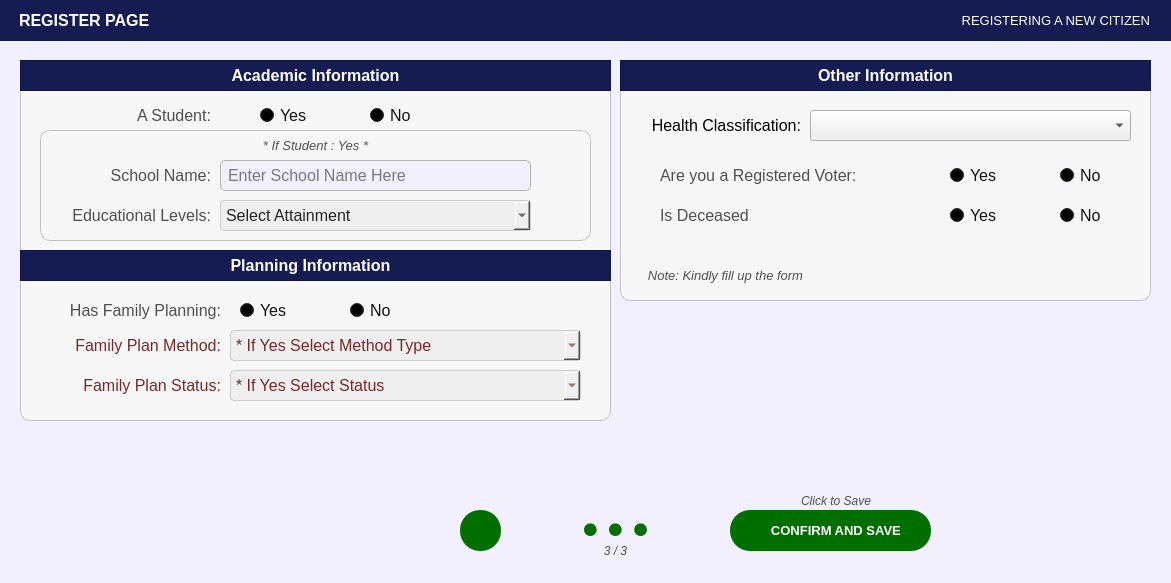
The window that Resources/UIs/PopUp/Screen_CitizenPanel/ScreenCitizenProfile/register_citizen_part_03.ui (Yohhannn/Barangay-Records-Statistics-System) describes before a commit, drawn with Qt 5.
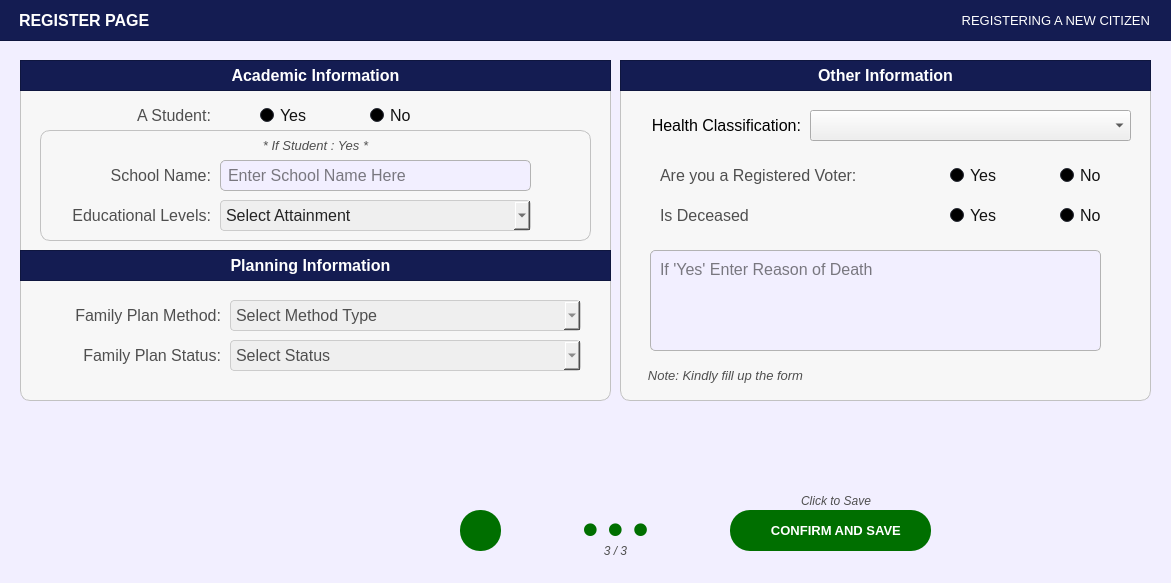
The same window after the commit. Icons and pictures are not drawn.

Commit message: updated-citizen-part

```diff
--- a/Resources/UIs/PopUp/Screen_CitizenPanel/ScreenCitizenProfile/register_citizen_part_03.ui
+++ b/Resources/UIs/PopUp/Screen_CitizenPanel/ScreenCitizenProfile/register_citizen_part_03.ui
@@ -502,7 +502,7 @@
      <x>620</x>
      <y>60</y>
      <width>531</width>
-     <height>241</height>
+     <height>341</height>
     </rect>
    </property>
    <property name="styleSheet">
@@ -572,7 +572,7 @@
     <property name="geometry">
      <rect>
       <x>10</x>
-      <y>200</y>
+      <y>300</y>
       <width>191</width>
       <height>31</height>
      </rect>
@@ -2727,6 +2727,36 @@
      <set>Qt::AlignmentFlag::AlignRight|Qt::AlignmentFlag::AlignTrailing|Qt::AlignmentFlag::AlignVCenter</set>
     </property>
    </widget>
+   <widget class="QPlainTextEdit" name="register_citizen_ReasonOfDeath">
+    <property name="geometry">
+     <rect>
+      <x>30</x>
+      <y>190</y>
+      <width>451</width>
+      <height>101</height>
+     </rect>
+    </property>
+    <property name="font">
+     <font>
+      <family>Arial</family>
+      <pointsize>12</pointsize>
+     </font>
+    </property>
+    <property name="styleSheet">
+     <string notr="true">#register_citizen_ReasonOfDeath{
+	border: 1px solid #b3b3b3;  /* Black border */
+    border-radius: 5px;        /* Rounded corners */
+    padding: 5px;               /* Inner spacing */
+    background-color: #f2efff;  /* Gray background */
+    color: #000000; 
+}
+
+</string>
+    </property>
+    <property name="placeholderText">
+     <string>If 'Yes' Enter Reason of Death</string>
+    </property>
+   </widget>
   </widget>
   <widget class="QFrame" name="basePopUpTitleFrame">
    <property name="geometry">
@@ -2862,7 +2892,7 @@
      <x>20</x>
      <y>60</y>
      <width>591</width>
-     <height>361</height>
+     <height>341</height>
     </rect>
    </property>
    <property name="styleSheet">
@@ -4250,1027 +4280,11 @@
      <string>Yes</string>
     </property>
    </widget>
-   <widget class="QLabel" name="register_citizen_labelFamilyPlanningMethod">
-    <property name="geometry">
-     <rect>
-      <x>20</x>
-      <y>230</y>
-      <width>181</width>
-      <height>41</height>
-     </rect>
-    </property>
-    <property name="font">
-     <font>
-      <family>Arial</family>
-      <pointsize>12</pointsize>
-      <bold>false</bold>
-     </font>
-    </property>
-    <property name="styleSheet">
-     <string notr="true">#register_citizen_labelFamilyPlanningMethod {
-	background-color: transparent;
-	color: #4f4f4f;
-}
-</string>
-    </property>
-    <property name="text">
-     <string>Has Family Planning:</string>
-    </property>
-    <property name="alignment">
-     <set>Qt::AlignmentFlag::AlignRight|Qt::AlignmentFlag::AlignTrailing|Qt::AlignmentFlag::AlignVCenter</set>
-    </property>
-   </widget>
-   <widget class="QRadioButton" name="radioButton_IsFamPlan_No">
-    <property name="geometry">
-     <rect>
-      <x>330</x>
-      <y>230</y>
-      <width>91</width>
-      <height>41</height>
-     </rect>
-    </property>
-    <property name="palette">
-     <palette>
-      <active>
-       <colorrole role="WindowText">
-        <brush brushstyle="SolidPattern">
-         <color alpha="255">
-          <red>255</red>
-          <green>255</green>
-          <blue>255</blue>
-         </color>
-        </brush>
-       </colorrole>
-       <colorrole role="Button">
-        <brush brushstyle="SolidPattern">
-         <color alpha="255">
-          <red>62</red>
-          <green>67</green>
-          <blue>83</blue>
-         </color>
-        </brush>
-       </colorrole>
-       <colorrole role="Light">
-        <brush brushstyle="SolidPattern">
-         <color alpha="255">
-          <red>93</red>
-          <green>101</green>
-          <blue>124</blue>
-         </color>
-        </brush>
-       </colorrole>
-       <colorrole role="Midlight">
-        <brush brushstyle="SolidPattern">
-         <color alpha="255">
-          <red>77</red>
-          <green>84</green>
-          <blue>103</blue>
-         </color>
-        </brush>
-       </colorrole>
-       <colorrole role="Dark">
-        <brush brushstyle="SolidPattern">
-         <color alpha="255">
-          <red>31</red>
-          <green>33</green>
-          <blue>41</blue>
-         </color>
-        </brush>
-       </colorrole>
-       <colorrole role="Mid">
-        <brush brushstyle="SolidPattern">
-         <color alpha="255">
-          <red>41</red>
-          <green>45</green>
-          <blue>55</blue>
-         </color>
-        </brush>
-       </colorrole>
-       <colorrole role="Text">
-        <brush brushstyle="SolidPattern">
-         <color alpha="255">
-          <red>255</red>
-          <green>255</green>
-          <blue>255</blue>
-         </color>
-        </brush>
-       </colorrole>
-       <colorrole role="BrightText">
-        <brush brushstyle="SolidPattern">
-         <color alpha="255">
-          <red>255</red>
-          <green>255</green>
-          <blue>255</blue>
-         </color>
-        </brush>
-       </colorrole>
-       <colorrole role="ButtonText">
-        <brush brushstyle="SolidPattern">
-         <color alpha="255">
-          <red>255</red>
-          <green>255</green>
-          <blue>255</blue>
-         </color>
-        </brush>
-       </colorrole>
-       <colorrole role="Base">
-        <brush brushstyle="SolidPattern">
-         <color alpha="255">
-          <red>0</red>
-          <green>0</green>
-          <blue>0</blue>
-         </color>
-        </brush>
-       </colorrole>
-       <colorrole role="Window">
-        <brush brushstyle="SolidPattern">
-         <color alpha="255">
-          <red>62</red>
-          <green>67</green>
-          <blue>83</blue>
-         </color>
-        </brush>
-       </colorrole>
-       <colorrole role="Shadow">
-        <brush brushstyle="SolidPattern">
-         <color alpha="255">
-          <red>0</red>
-          <green>0</green>
-          <blue>0</blue>
-         </color>
-        </brush>
-       </colorrole>
-       <colorrole role="AlternateBase">
-        <brush brushstyle="SolidPattern">
-         <color alpha="255">
-          <red>31</red>
-          <green>33</green>
-          <blue>41</blue>
-         </color>
-        </brush>
-       </colorrole>
-       <colorrole role="ToolTipBase">
-        <brush brushstyle="SolidPattern">
-         <color alpha="255">
-          <red>255</red>
-          <green>255</green>
-          <blue>220</blue>
-         </color>
-        </brush>
-       </colorrole>
-       <colorrole role="ToolTipText">
-        <brush brushstyle="SolidPattern">
-         <color alpha="255">
-          <red>0</red>
-          <green>0</green>
-          <blue>0</blue>
-         </color>
-        </brush>
-       </colorrole>
-       <colorrole role="PlaceholderText">
-        <brush brushstyle="SolidPattern">
-         <color alpha="127">
-          <red>255</red>
-          <green>255</green>
-          <blue>255</blue>
-         </color>
-        </brush>
-       </colorrole>
-       <colorrole role="Accent">
-        <brush brushstyle="SolidPattern">
-         <color alpha="255">
-          <red>85</red>
-          <green>170</green>
-          <blue>255</blue>
-         </color>
-        </brush>
-       </colorrole>
-      </active>
-      <inactive>
-       <colorrole role="WindowText">
-        <brush brushstyle="SolidPattern">
-         <color alpha="255">
-          <red>255</red>
-          <green>255</green>
-          <blue>255</blue>
-         </color>
-        </brush>
-       </colorrole>
-       <colorrole role="Button">
-        <brush brushstyle="SolidPattern">
-         <color alpha="255">
-          <red>62</red>
-          <green>67</green>
-          <blue>83</blue>
-         </color>
-        </brush>
-       </colorrole>
-       <colorrole role="Light">
-        <brush brushstyle="SolidPattern">
-         <color alpha="255">
-          <red>93</red>
-          <green>101</green>
-          <blue>124</blue>
-         </color>
-        </brush>
-       </colorrole>
-       <colorrole role="Midlight">
-        <brush brushstyle="SolidPattern">
-         <color alpha="255">
-          <red>77</red>
-          <green>84</green>
-          <blue>103</blue>
-         </color>
-        </brush>
-       </colorrole>
-       <colorrole role="Dark">
-        <brush brushstyle="SolidPattern">
-         <color alpha="255">
-          <red>31</red>
-          <green>33</green>
-          <blue>41</blue>
-         </color>
-        </brush>
-       </colorrole>
-       <colorrole role="Mid">
-        <brush brushstyle="SolidPattern">
-         <color alpha="255">
-          <red>41</red>
-          <green>45</green>
-          <blue>55</blue>
-         </color>
-        </brush>
-       </colorrole>
-       <colorrole role="Text">
-        <brush brushstyle="SolidPattern">
-         <color alpha="255">
-          <red>255</red>
-          <green>255</green>
-          <blue>255</blue>
-         </color>
-        </brush>
-       </colorrole>
-       <colorrole role="BrightText">
-        <brush brushstyle="SolidPattern">
-         <color alpha="255">
-          <red>255</red>
-          <green>255</green>
-          <blue>255</blue>
-         </color>
-        </brush>
-       </colorrole>
-       <colorrole role="ButtonText">
-        <brush brushstyle="SolidPattern">
-         <color alpha="255">
-          <red>255</red>
-          <green>255</green>
-          <blue>255</blue>
-         </color>
-        </brush>
-       </colorrole>
-       <colorrole role="Base">
-        <brush brushstyle="SolidPattern">
-         <color alpha="255">
-          <red>0</red>
-          <green>0</green>
-          <blue>0</blue>
-         </color>
-        </brush>
-       </colorrole>
-       <colorrole role="Window">
-        <brush brushstyle="SolidPattern">
-         <color alpha="255">
-          <red>62</red>
-          <green>67</green>
-          <blue>83</blue>
-         </color>
-        </brush>
-       </colorrole>
-       <colorrole role="Shadow">
-        <brush brushstyle="SolidPattern">
-         <color alpha="255">
-          <red>0</red>
-          <green>0</green>
-          <blue>0</blue>
-         </color>
-        </brush>
-       </colorrole>
-       <colorrole role="AlternateBase">
-        <brush brushstyle="SolidPattern">
-         <color alpha="255">
-          <red>31</red>
-          <green>33</green>
-          <blue>41</blue>
-         </color>
-        </brush>
-       </colorrole>
-       <colorrole role="ToolTipBase">
-        <brush brushstyle="SolidPattern">
-         <color alpha="255">
-          <red>255</red>
-          <green>255</green>
-          <blue>220</blue>
-         </color>
-        </brush>
-       </colorrole>
-       <colorrole role="ToolTipText">
-        <brush brushstyle="SolidPattern">
-         <color alpha="255">
-          <red>0</red>
-          <green>0</green>
-          <blue>0</blue>
-         </color>
-        </brush>
-       </colorrole>
-       <colorrole role="PlaceholderText">
-        <brush brushstyle="SolidPattern">
-         <color alpha="127">
-          <red>255</red>
-          <green>255</green>
-          <blue>255</blue>
-         </color>
-        </brush>
-       </colorrole>
-       <colorrole role="Accent">
-        <brush brushstyle="SolidPattern">
-         <color alpha="255">
-          <red>85</red>
-          <green>170</green>
-          <blue>255</blue>
-         </color>
-        </brush>
-       </colorrole>
-      </inactive>
-      <disabled>
-       <colorrole role="WindowText">
-        <brush brushstyle="SolidPattern">
-         <color alpha="255">
-          <red>31</red>
-          <green>33</green>
-          <blue>41</blue>
-         </color>
-        </brush>
-       </colorrole>
-       <colorrole role="Button">
-        <brush brushstyle="SolidPattern">
-         <color alpha="77">
-          <red>249</red>
-          <green>249</green>
-          <blue>249</blue>
-         </color>
-        </brush>
-       </colorrole>
-       <colorrole role="Light">
-        <brush brushstyle="SolidPattern">
-         <color alpha="255">
-          <red>93</red>
-          <green>101</green>
-          <blue>124</blue>
-         </color>
-        </brush>
-       </colorrole>
-       <colorrole role="Midlight">
-        <brush brushstyle="SolidPattern">
-         <color alpha="255">
-          <red>77</red>
-          <green>84</green>
-          <blue>103</blue>
-         </color>
-        </brush>
-       </colorrole>
-       <colorrole role="Dark">
-        <brush brushstyle="SolidPattern">
-         <color alpha="255">
-          <red>31</red>
-          <green>33</green>
-          <blue>41</blue>
-         </color>
-        </brush>
-       </colorrole>
-       <colorrole role="Mid">
-        <brush brushstyle="SolidPattern">
-         <color alpha="255">
-          <red>41</red>
-          <green>45</green>
-          <blue>55</blue>
-         </color>
-        </brush>
-       </colorrole>
-       <colorrole role="Text">
-        <brush brushstyle="SolidPattern">
-         <color alpha="255">
-          <red>31</red>
-          <green>33</green>
-          <blue>41</blue>
-         </color>
-        </brush>
-       </colorrole>
-       <colorrole role="BrightText">
-        <brush brushstyle="SolidPattern">
-         <color alpha="255">
-          <red>255</red>
-          <green>255</green>
-          <blue>255</blue>
-         </color>
-        </brush>
-       </colorrole>
-       <colorrole role="ButtonText">
-        <brush brushstyle="SolidPattern">
-         <color alpha="92">
-          <red>0</red>
-          <green>0</green>
-          <blue>0</blue>
-         </color>
-        </brush>
-       </colorrole>
-       <colorrole role="Base">
-        <brush brushstyle="SolidPattern">
-         <color alpha="255">
-          <red>62</red>
-          <green>67</green>
-          <blue>83</blue>
-         </color>
-        </brush>
-       </colorrole>
-       <colorrole role="Window">
-        <brush brushstyle="SolidPattern">
-         <color alpha="255">
-          <red>62</red>
-          <green>67</green>
-          <blue>83</blue>
-         </color>
-        </brush>
-       </colorrole>
-       <colorrole role="Shadow">
-        <brush brushstyle="SolidPattern">
-         <color alpha="255">
-          <red>0</red>
-          <green>0</green>
-          <blue>0</blue>
-         </color>
-        </brush>
-       </colorrole>
-       <colorrole role="AlternateBase">
-        <brush brushstyle="SolidPattern">
-         <color alpha="255">
-          <red>62</red>
-          <green>67</green>
-          <blue>83</blue>
-         </color>
-        </brush>
-       </colorrole>
-       <colorrole role="ToolTipBase">
-        <brush brushstyle="SolidPattern">
-         <color alpha="255">
-          <red>255</red>
-          <green>255</green>
-          <blue>220</blue>
-         </color>
-        </brush>
-       </colorrole>
-       <colorrole role="ToolTipText">
-        <brush brushstyle="SolidPattern">
-         <color alpha="255">
-          <red>0</red>
-          <green>0</green>
-          <blue>0</blue>
-         </color>
-        </brush>
-       </colorrole>
-       <colorrole role="PlaceholderText">
-        <brush brushstyle="SolidPattern">
-         <color alpha="127">
-          <red>31</red>
-          <green>33</green>
-          <blue>41</blue>
-         </color>
-        </brush>
-       </colorrole>
-       <colorrole role="Accent">
-        <brush brushstyle="SolidPattern">
-         <color alpha="255">
-          <red>85</red>
-          <green>170</green>
-          <blue>255</blue>
-         </color>
-        </brush>
-       </colorrole>
-      </disabled>
-     </palette>
-    </property>
-    <property name="font">
-     <font>
-      <family>Arial</family>
-      <pointsize>12</pointsize>
-     </font>
-    </property>
-    <property name="styleSheet">
-     <string notr="true">#radioButton_IsFamPlan_No{
-	color: rgb(18, 18, 18);
-}</string>
-    </property>
-    <property name="text">
-     <string>No</string>
-    </property>
-   </widget>
-   <widget class="QRadioButton" name="radioButton_IsFamPlan_Yes">
-    <property name="geometry">
-     <rect>
-      <x>220</x>
-      <y>230</y>
-      <width>71</width>
-      <height>41</height>
-     </rect>
-    </property>
-    <property name="palette">
-     <palette>
-      <active>
-       <colorrole role="WindowText">
-        <brush brushstyle="SolidPattern">
-         <color alpha="255">
-          <red>255</red>
-          <green>255</green>
-          <blue>255</blue>
-         </color>
-        </brush>
-       </colorrole>
-       <colorrole role="Button">
-        <brush brushstyle="SolidPattern">
-         <color alpha="255">
-          <red>62</red>
-          <green>67</green>
-          <blue>83</blue>
-         </color>
-        </brush>
-       </colorrole>
-       <colorrole role="Light">
-        <brush brushstyle="SolidPattern">
-         <color alpha="255">
-          <red>93</red>
-          <green>101</green>
-          <blue>124</blue>
-         </color>
-        </brush>
-       </colorrole>
-       <colorrole role="Midlight">
-        <brush brushstyle="SolidPattern">
-         <color alpha="255">
-          <red>77</red>
-          <green>84</green>
-          <blue>103</blue>
-         </color>
-        </brush>
-       </colorrole>
-       <colorrole role="Dark">
-        <brush brushstyle="SolidPattern">
-         <color alpha="255">
-          <red>31</red>
-          <green>33</green>
-          <blue>41</blue>
-         </color>
-        </brush>
-       </colorrole>
-       <colorrole role="Mid">
-        <brush brushstyle="SolidPattern">
-         <color alpha="255">
-          <red>41</red>
-          <green>45</green>
-          <blue>55</blue>
-         </color>
-        </brush>
-       </colorrole>
-       <colorrole role="Text">
-        <brush brushstyle="SolidPattern">
-         <color alpha="255">
-          <red>255</red>
-          <green>255</green>
-          <blue>255</blue>
-         </color>
-        </brush>
-       </colorrole>
-       <colorrole role="BrightText">
-        <brush brushstyle="SolidPattern">
-         <color alpha="255">
-          <red>255</red>
-          <green>255</green>
-          <blue>255</blue>
-         </color>
-        </brush>
-       </colorrole>
-       <colorrole role="ButtonText">
-        <brush brushstyle="SolidPattern">
-         <color alpha="255">
-          <red>255</red>
-          <green>255</green>
-          <blue>255</blue>
-         </color>
-        </brush>
-       </colorrole>
-       <colorrole role="Base">
-        <brush brushstyle="SolidPattern">
-         <color alpha="255">
-          <red>0</red>
-          <green>0</green>
-          <blue>0</blue>
-         </color>
-        </brush>
-       </colorrole>
-       <colorrole role="Window">
-        <brush brushstyle="SolidPattern">
-         <color alpha="255">
-          <red>62</red>
-          <green>67</green>
-          <blue>83</blue>
-         </color>
-        </brush>
-       </colorrole>
-       <colorrole role="Shadow">
-        <brush brushstyle="SolidPattern">
-         <color alpha="255">
-          <red>0</red>
-          <green>0</green>
-          <blue>0</blue>
-         </color>
-        </brush>
-       </colorrole>
-       <colorrole role="AlternateBase">
-        <brush brushstyle="SolidPattern">
-         <color alpha="255">
-          <red>31</red>
-          <green>33</green>
-          <blue>41</blue>
-         </color>
-        </brush>
-       </colorrole>
-       <colorrole role="ToolTipBase">
-        <brush brushstyle="SolidPattern">
-         <color alpha="255">
-          <red>255</red>
-          <green>255</green>
-          <blue>220</blue>
-         </color>
-        </brush>
-       </colorrole>
-       <colorrole role="ToolTipText">
-        <brush brushstyle="SolidPattern">
-         <color alpha="255">
-          <red>0</red>
-          <green>0</green>
-          <blue>0</blue>
-         </color>
-        </brush>
-       </colorrole>
-       <colorrole role="PlaceholderText">
-        <brush brushstyle="SolidPattern">
-         <color alpha="127">
-          <red>255</red>
-          <green>255</green>
-          <blue>255</blue>
-         </color>
-        </brush>
-       </colorrole>
-       <colorrole role="Accent">
-        <brush brushstyle="SolidPattern">
-         <color alpha="255">
-          <red>85</red>
-          <green>170</green>
-          <blue>255</blue>
-         </color>
-        </brush>
-       </colorrole>
-      </active>
-      <inactive>
-       <colorrole role="WindowText">
-        <brush brushstyle="SolidPattern">
-         <color alpha="255">
-          <red>255</red>
-          <green>255</green>
-          <blue>255</blue>
-         </color>
-        </brush>
-       </colorrole>
-       <colorrole role="Button">
-        <brush brushstyle="SolidPattern">
-         <color alpha="255">
-          <red>62</red>
-          <green>67</green>
-          <blue>83</blue>
-         </color>
-        </brush>
-       </colorrole>
-       <colorrole role="Light">
-        <brush brushstyle="SolidPattern">
-         <color alpha="255">
-          <red>93</red>
-          <green>101</green>
-          <blue>124</blue>
-         </color>
-        </brush>
-       </colorrole>
-       <colorrole role="Midlight">
-        <brush brushstyle="SolidPattern">
-         <color alpha="255">
-          <red>77</red>
-          <green>84</green>
-          <blue>103</blue>
-         </color>
-        </brush>
-       </colorrole>
-       <colorrole role="Dark">
-        <brush brushstyle="SolidPattern">
-         <color alpha="255">
-          <red>31</red>
-          <green>33</green>
-          <blue>41</blue>
-         </color>
-        </brush>
-       </colorrole>
-       <colorrole role="Mid">
-        <brush brushstyle="SolidPattern">
-         <color alpha="255">
-          <red>41</red>
-          <green>45</green>
-          <blue>55</blue>
-         </color>
-        </brush>
-       </colorrole>
-       <colorrole role="Text">
-        <brush brushstyle="SolidPattern">
-         <color alpha="255">
-          <red>255</red>
-          <green>255</green>
-          <blue>255</blue>
-         </color>
-        </brush>
-       </colorrole>
-       <colorrole role="BrightText">
-        <brush brushstyle="SolidPattern">
-         <color alpha="255">
-          <red>255</red>
-          <green>255</green>
-          <blue>255</blue>
-         </color>
-        </brush>
-       </colorrole>
-       <colorrole role="ButtonText">
-        <brush brushstyle="SolidPattern">
-         <color alpha="255">
-          <red>255</red>
-          <green>255</green>
-          <blue>255</blue>
-         </color>
-        </brush>
-       </colorrole>
-       <colorrole role="Base">
-        <brush brushstyle="SolidPattern">
-         <color alpha="255">
-          <red>0</red>
-          <green>0</green>
-          <blue>0</blue>
-         </color>
-        </brush>
-       </colorrole>
-       <colorrole role="Window">
-        <brush brushstyle="SolidPattern">
-         <color alpha="255">
-          <red>62</red>
-          <green>67</green>
-          <blue>83</blue>
-         </color>
-        </brush>
-       </colorrole>
-       <colorrole role="Shadow">
-        <brush brushstyle="SolidPattern">
-         <color alpha="255">
-          <red>0</red>
-          <green>0</green>
-          <blue>0</blue>
-         </color>
-        </brush>
-       </colorrole>
-       <colorrole role="AlternateBase">
-        <brush brushstyle="SolidPattern">
-         <color alpha="255">
-          <red>31</red>
-          <green>33</green>
-          <blue>41</blue>
-         </color>
-        </brush>
-       </colorrole>
-       <colorrole role="ToolTipBase">
-        <brush brushstyle="SolidPattern">
-         <color alpha="255">
-          <red>255</red>
-          <green>255</green>
-          <blue>220</blue>
-         </color>
-        </brush>
-       </colorrole>
-       <colorrole role="ToolTipText">
-        <brush brushstyle="SolidPattern">
-         <color alpha="255">
-          <red>0</red>
-          <green>0</green>
-          <blue>0</blue>
-         </color>
-        </brush>
-       </colorrole>
-       <colorrole role="PlaceholderText">
-        <brush brushstyle="SolidPattern">
-         <color alpha="127">
-          <red>255</red>
-          <green>255</green>
-          <blue>255</blue>
-         </color>
-        </brush>
-       </colorrole>
-       <colorrole role="Accent">
-        <brush brushstyle="SolidPattern">
-         <color alpha="255">
-          <red>85</red>
-          <green>170</green>
-          <blue>255</blue>
-         </color>
-        </brush>
-       </colorrole>
-      </inactive>
-      <disabled>
-       <colorrole role="WindowText">
-        <brush brushstyle="SolidPattern">
-         <color alpha="255">
-          <red>31</red>
-          <green>33</green>
-          <blue>41</blue>
-         </color>
-        </brush>
-       </colorrole>
-       <colorrole role="Button">
-        <brush brushstyle="SolidPattern">
-         <color alpha="77">
-          <red>249</red>
-          <green>249</green>
-          <blue>249</blue>
-         </color>
-        </brush>
-       </colorrole>
-       <colorrole role="Light">
-        <brush brushstyle="SolidPattern">
-         <color alpha="255">
-          <red>93</red>
-          <green>101</green>
-          <blue>124</blue>
-         </color>
-        </brush>
-       </colorrole>
-       <colorrole role="Midlight">
-        <brush brushstyle="SolidPattern">
-         <color alpha="255">
-          <red>77</red>
-          <green>84</green>
-          <blue>103</blue>
-         </color>
-        </brush>
-       </colorrole>
-       <colorrole role="Dark">
-        <brush brushstyle="SolidPattern">
-         <color alpha="255">
-          <red>31</red>
-          <green>33</green>
-          <blue>41</blue>
-         </color>
-        </brush>
-       </colorrole>
-       <colorrole role="Mid">
-        <brush brushstyle="SolidPattern">
-         <color alpha="255">
-          <red>41</red>
-          <green>45</green>
-          <blue>55</blue>
-         </color>
-        </brush>
-       </colorrole>
-       <colorrole role="Text">
-        <brush brushstyle="SolidPattern">
-         <color alpha="255">
-          <red>31</red>
-          <green>33</green>
-          <blue>41</blue>
-         </color>
-        </brush>
-       </colorrole>
-       <colorrole role="BrightText">
-        <brush brushstyle="SolidPattern">
-         <color alpha="255">
-          <red>255</red>
-          <green>255</green>
-          <blue>255</blue>
-         </color>
-        </brush>
-       </colorrole>
-       <colorrole role="ButtonText">
-        <brush brushstyle="SolidPattern">
-         <color alpha="92">
-          <red>0</red>
-          <green>0</green>
-          <blue>0</blue>
-         </color>
-        </brush>
-       </colorrole>
-       <colorrole role="Base">
-        <brush brushstyle="SolidPattern">
-         <color alpha="255">
-          <red>62</red>
-          <green>67</green>
-          <blue>83</blue>
-         </color>
-        </brush>
-       </colorrole>
-       <colorrole role="Window">
-        <brush brushstyle="SolidPattern">
-         <color alpha="255">
-          <red>62</red>
-          <green>67</green>
-          <blue>83</blue>
-         </color>
-        </brush>
-       </colorrole>
-       <colorrole role="Shadow">
-        <brush brushstyle="SolidPattern">
-         <color alpha="255">
-          <red>0</red>
-          <green>0</green>
-          <blue>0</blue>
-         </color>
-        </brush>
-       </colorrole>
-       <colorrole role="AlternateBase">
-        <brush brushstyle="SolidPattern">
-         <color alpha="255">
-          <red>62</red>
-          <green>67</green>
-          <blue>83</blue>
-         </color>
-        </brush>
-       </colorrole>
-       <colorrole role="ToolTipBase">
-        <brush brushstyle="SolidPattern">
-         <color alpha="255">
-          <red>255</red>
-          <green>255</green>
-          <blue>220</blue>
-         </color>
-        </brush>
-       </colorrole>
-       <colorrole role="ToolTipText">
-        <brush brushstyle="SolidPattern">
-         <color alpha="255">
-          <red>0</red>
-          <green>0</green>
-          <blue>0</blue>
-         </color>
-        </brush>
-       </colorrole>
-       <colorrole role="PlaceholderText">
-        <brush brushstyle="SolidPattern">
-         <color alpha="127">
-          <red>31</red>
-          <green>33</green>
-          <blue>41</blue>
-         </color>
-        </brush>
-       </colorrole>
-       <colorrole role="Accent">
-        <brush brushstyle="SolidPattern">
-         <color alpha="255">
-          <red>85</red>
-          <green>170</green>
-          <blue>255</blue>
-         </color>
-        </brush>
-       </colorrole>
-      </disabled>
-     </palette>
-    </property>
-    <property name="font">
-     <font>
-      <family>Arial</family>
-      <pointsize>12</pointsize>
-     </font>
-    </property>
-    <property name="styleSheet">
-     <string notr="true">#radioButton_IsFamPlan_Yes{
-	color: rgb(18, 18, 18);
-}</string>
-    </property>
-    <property name="text">
-     <string>Yes</string>
-    </property>
-   </widget>
    <widget class="QComboBox" name="register_citizen_comboBox_FamilyPlanningMethod">
     <property name="geometry">
      <rect>
       <x>210</x>
-      <y>270</y>
+      <y>240</y>
       <width>351</width>
       <height>31</height>
      </rect>
@@ -5284,14 +4298,14 @@
     <property name="styleSheet">
      <string notr="true">#register_citizen_comboBox_FamilyPlanningMethod{
 	background-color: rgb(239, 239, 239); /* Correct property name */
-    color: #782828; /* Set text color to black for better contrast */
+    color: #4f4f4f; /* Set text color to black for better contrast */
     border: 1px solid #ccc; /* Optional: Add a light border */
     padding: 5px; /* Optional: Add some padding */
     border-radius: 4px; /* Optional: Rounded corners */
 }</string>
     </property>
     <property name="placeholderText">
-     <string>* If Yes Select Method Type</string>
+     <string>Select Method Type</string>
     </property>
     <property name="duplicatesEnabled">
      <bool>false</bool>
@@ -5366,7 +4380,7 @@
     <property name="geometry">
      <rect>
       <x>20</x>
-      <y>310</y>
+      <y>280</y>
       <width>181</width>
       <height>31</height>
      </rect>
@@ -5381,7 +4395,7 @@
     <property name="styleSheet">
      <string notr="true">#register_citizen_labelFamilyPlanningStatus {
 	background-color: transparent;
-	color: #782828;
+	color: #4f4f4f;
 }
 </string>
     </property>
@@ -5396,7 +4410,7 @@
     <property name="geometry">
      <rect>
       <x>210</x>
-      <y>310</y>
+      <y>280</y>
       <width>351</width>
       <height>31</height>
      </rect>
@@ -5410,14 +4424,14 @@
     <property name="styleSheet">
      <string notr="true">#register_citizen_comboBox_FamPlanStatus{
 	background-color: rgb(239, 239, 239); /* Correct property name */
-    color: #782828; /* Set text color to black for better contrast */
+    color: #4f4f4f; /* Set text color to black for better contrast */
     border: 1px solid #ccc; /* Optional: Add a light border */
     padding: 5px; /* Optional: Add some padding */
     border-radius: 4px; /* Optional: Rounded corners */
 }</string>
     </property>
     <property name="placeholderText">
-     <string>* If Yes Select Status</string>
+     <string>Select Status</string>
     </property>
     <property name="duplicatesEnabled">
      <bool>false</bool>
@@ -5462,7 +4476,7 @@
     <property name="geometry">
      <rect>
       <x>20</x>
-      <y>270</y>
+      <y>240</y>
       <width>181</width>
       <height>31</height>
      </rect>
@@ -5477,7 +4491,7 @@
     <property name="styleSheet">
      <string notr="true">#register_citizen_labelFamilyPlanningMethodType {
 	background-color: transparent;
-	color: #782828;
+	color: #4f4f4f;
 }
 </string>
     </property>
```
The commit also changes 1 other file.
